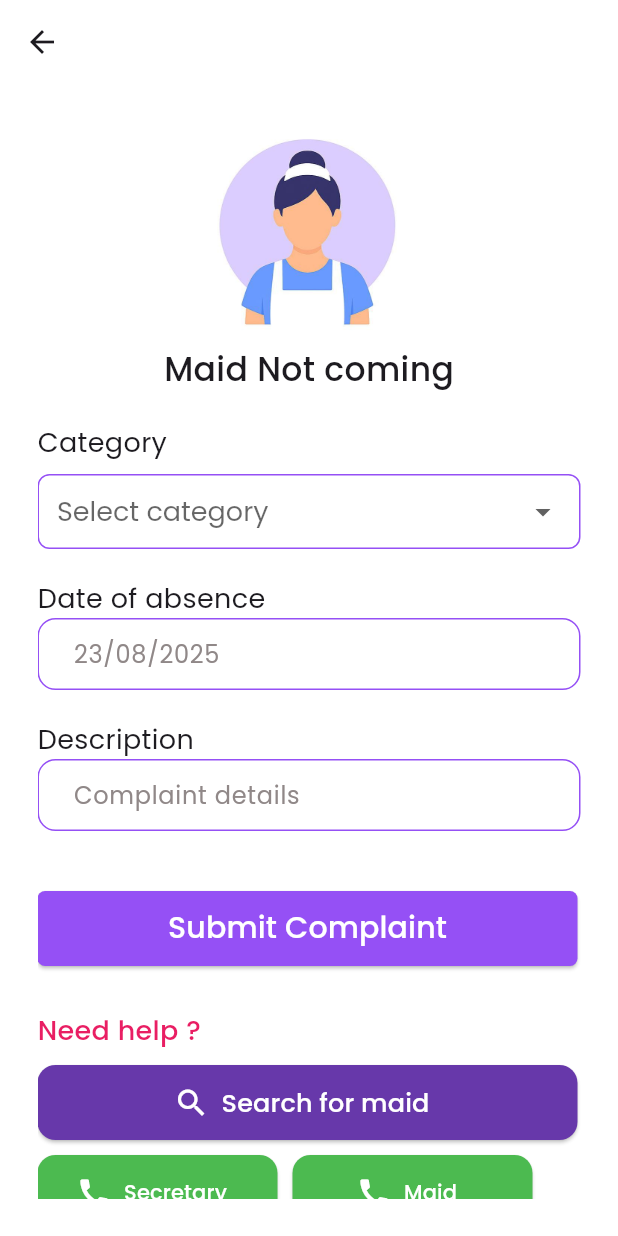
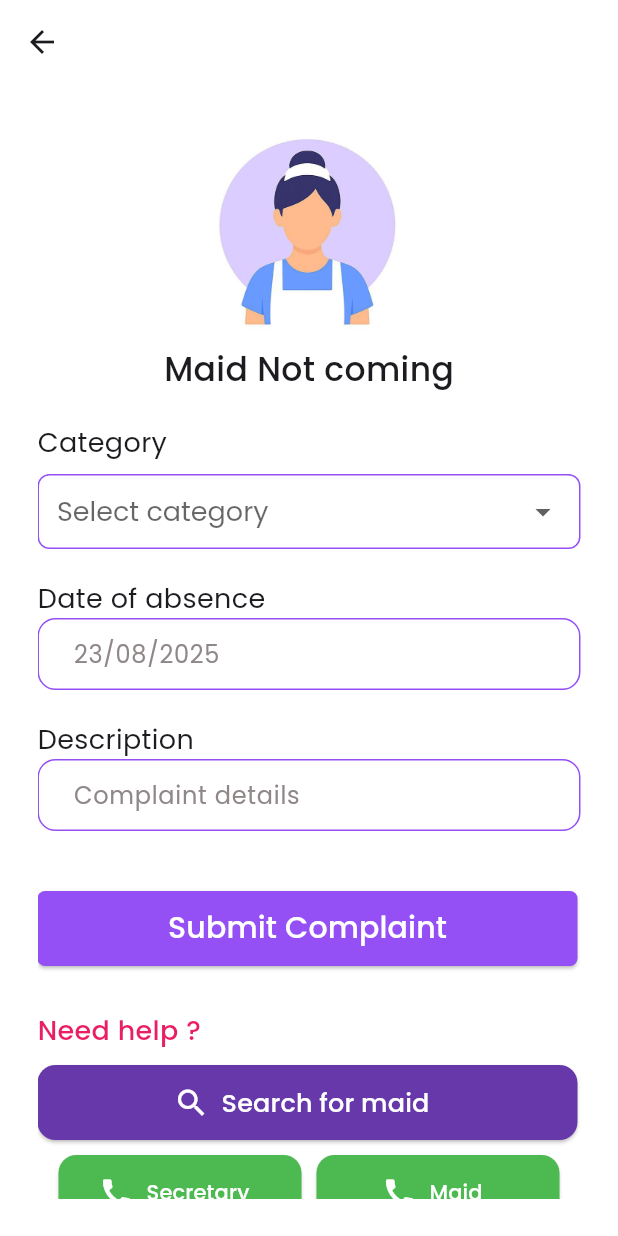
Before and after one commit to Gangasagar-95/Society, a Flutter app: the Dashscreen screen opened by its route, after a tap on "Maid Not Coming", on a phone screen of 412 x 824 dp. Run offline on Flutter 3.47's test engine with Material 3 defaults, Android fonts, the phone set to English and light mode, and no system bars; our stand-ins replace get, google_fonts, image_picker, permission_handler, shared_preferences; missing offline and left inert: android_intent_plus, app_settings; accounts and stored records are empty.

Commit message:
all app done

```diff
--- a/lib/custom_widget/call_button.dart
+++ b/lib/custom_widget/call_button.dart
@@ -11,10 +11,11 @@ class CallButton extends StatelessWidget {
 
   @override
   Widget build(BuildContext context) {
+    final size = MediaQuery.of(context).size;
     return ElevatedButton.icon(
       onPressed: onPressed,
       style: ElevatedButton.styleFrom(
-        minimumSize: Size(160, 50),
+        minimumSize: Size(162, 50),
         backgroundColor: const Color.fromARGB(255, 76, 186, 80), // Button color
         foregroundColor: Colors.white, // Text & icon color
         //padding: const EdgeInsets.symmetric(horizontal: 30, vertical: 12),
--- a/lib/custom_widget/outline_button_dashboard.dart
+++ b/lib/custom_widget/outline_button_dashboard.dart
@@ -16,6 +16,8 @@ class CustomOutlineButton extends StatelessWidget {
 
   @override
   Widget build(BuildContext context) {
+    final size = MediaQuery.of(context).size;
+
     return InkWell(
       onTap: onPressed,
       borderRadius: BorderRadius.circular(20),
@@ -23,8 +25,10 @@ class CustomOutlineButton extends StatelessWidget {
       child: SingleChildScrollView(
         scrollDirection: Axis.vertical,
         child: Container(
-          height: 230,
-          width: 170,
+          height: size.height * 0.28, // ~28% of screen height
+        width: size.width * 0.44,
+          // height: 230,
+          // width: 170,
           padding: EdgeInsets.only(left: 20, right: 20),
           decoration: BoxDecoration(
             color: Colors.white,
--- a/lib/screens/dashboard.dart
+++ b/lib/screens/dashboard.dart
@@ -93,7 +93,12 @@ class Dashscreen extends StatelessWidget {
                   ),
 
                   SizedBox(height: 20),
+                  Center(
+                    child: Column(
+                      //crossAxisAlignment: CrossAxisAlignment.center,
+                      children: [
                         Row(
+                          mainAxisAlignment: MainAxisAlignment.center,
                           children: [
                             CustomOutlineButton(
                               title: "Maid Not Coming",
@@ -114,8 +119,11 @@ class Dashscreen extends StatelessWidget {
                             ),
                           ],
                         ),
+
+
                                       SizedBox(height: 15),
                                       Row(
+                                         mainAxisAlignment: MainAxisAlignment.center,
                                         children: [
                     CustomOutlineButton(
                       title: "Garbage not picked up",
@@ -136,6 +144,7 @@ class Dashscreen extends StatelessWidget {
                                       ),
                                       SizedBox(height: 15),
                                       Row(
+                                         mainAxisAlignment: MainAxisAlignment.center,
                                         children: [
                     CustomOutlineButton(
                       title: "No water supply",
@@ -156,9 +165,10 @@ class Dashscreen extends StatelessWidget {
                                       ),
                                       SizedBox(height: 15),
                                       Row(
+                                         mainAxisAlignment: MainAxisAlignment.center,
                                         children: [
                     CustomOutlineButton(
-                        title: "Others Problem",
+                      title: "Other Problem",
                       imagePath: "assets/images/others_problem.jpg",
                       onPressed: () {
                         Get.toNamed(Approutes.othersproblemscreen);
@@ -177,6 +187,9 @@ class Dashscreen extends StatelessWidget {
                                       ],
                     ),
                   ),
+                ],
+              ),
+            ),
             SizedBox(height: 15),
           ],
         ),
--- a/lib/screens/dog_problem.dart
+++ b/lib/screens/dog_problem.dart
@@ -138,6 +138,7 @@ class _DogsScreenState extends State<DogsScreen> {
                 const SizedBox(height: 10),
 
                 Row(
+                  mainAxisAlignment: MainAxisAlignment.center,
                   children: [
                     CallButton(
                       label: "Secretary",
--- a/lib/screens/emergency.dart
+++ b/lib/screens/emergency.dart
@@ -44,7 +44,7 @@ class EmergencyContactScreen extends StatelessWidget {
         padding: const EdgeInsets.all(16.0),
         child: Column(
           children: [
-            _buildEmergencyTile(Icons.local_hospital, "Ambulance", "108", Appcolor.primarycolor,() => _makeDirectCall(Numbers.rolePhoneNumbers["Abmulance"]!)),
+            _buildEmergencyTile(Icons.local_hospital, "Ambulance", "108", Appcolor.primarycolor,() => _makeDirectCall(Numbers.rolePhoneNumbers["Ambulance"]!)),
             _buildEmergencyTile(Icons.local_fire_department, "Fire Brigade", "101", Appcolor.primarycolor,() => _makeDirectCall(Numbers.rolePhoneNumbers["Fire Brigade"]!)),
             _buildEmergencyTile(Icons.local_police, "Police", "100", Appcolor.primarycolor,() => _makeDirectCall(Numbers.rolePhoneNumbers["Police"]!)),
             _buildEmergencyTile(Icons.local_hospital_outlined, "Nearest Hospital", "7942689918",Appcolor.primarycolor,() => _makeDirectCall(Numbers.rolePhoneNumbers["Nearby Hospital"]!)),
--- a/lib/screens/garbage_problem.dart
+++ b/lib/screens/garbage_problem.dart
@@ -142,6 +142,7 @@ class _GarbageState extends State<Garbage> {
                 SizedBox(height: 10),
 
                 Row(
+                  mainAxisAlignment: MainAxisAlignment.center,
                   children: [
                     CallButton(
                       label: "Secretary",
--- a/lib/screens/maid_screen.dart
+++ b/lib/screens/maid_screen.dart
@@ -181,6 +181,7 @@ class _MaidScreenState extends State<MaidScreen> {
                 const SizedBox(height: 10),
 
                 Row(
+                  mainAxisAlignment: MainAxisAlignment.center,
                   children: [
                     CallButton(
                       label: "Secretary",
--- a/lib/screens/no_watersupply.dart
+++ b/lib/screens/no_watersupply.dart
@@ -146,6 +146,7 @@ class _NoWatersupplyState extends State<NoWatersupply> {
                 const SizedBox(height: 10),
 
                 Row(
+                  mainAxisAlignment: MainAxisAlignment.center,
                   children: [
                     CallButton(
                       label: "Secretary",
--- a/lib/screens/others_problem.dart
+++ b/lib/screens/others_problem.dart
@@ -146,6 +146,7 @@ class _OthersProblemState extends State<OthersProblem> {
                 ),
                 SizedBox(height: 10),
                 Row(
+                  mainAxisAlignment: MainAxisAlignment.center,
                   children: [
                     CallButton(
                       label: "Secretary",
--- a/lib/screens/plus.dart
+++ b/lib/screens/plus.dart
@@ -140,6 +140,7 @@ class _OthersProblemState extends State<PlusScreen> {
                 ),
                 SizedBox(height: 10),
                 Row(
+                  mainAxisAlignment: MainAxisAlignment.center,
                   children: [
                     CallButton(
                       label: "Secretary",
--- a/lib/screens/powercut_schedule.dart
+++ b/lib/screens/powercut_schedule.dart
@@ -147,6 +147,7 @@ class Powercut extends StatelessWidget {
               SizedBox(height: 10),
 
               Row(
+                mainAxisAlignment: MainAxisAlignment.center,
                 children: [
                   CallButton(
                     label: "Secretary",
--- a/lib/screens/street_light.dart
+++ b/lib/screens/street_light.dart
@@ -151,6 +151,7 @@ class _StreetlightState extends State<Streetlight> {
                 SizedBox(height: 10),
 
                 Row(
+                  mainAxisAlignment: MainAxisAlignment.center,
                   children: [
                     CallButton(
                       label: "Secretary",
--- a/lib/screens/tenant_issue.dart
+++ b/lib/screens/tenant_issue.dart
@@ -150,6 +150,7 @@ class _TenantissueState extends State<Tenantissue> {
                 SizedBox(height: 10),
 
                 Row(
+                  mainAxisAlignment: MainAxisAlignment.center,
                   children: [
                     CallButton(
                       label: "Secretary",
```
Also changed, not shown: lib/screens/profile_screen.dart (+43 -30 lines). Lines whose indentation alone changed are shown as unchanged.
